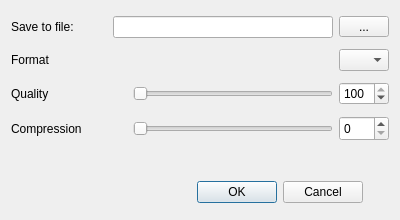
The window that src/forms/dialogexportimage.ui (socnetv/app) describes before a commit, drawn with Qt 5.
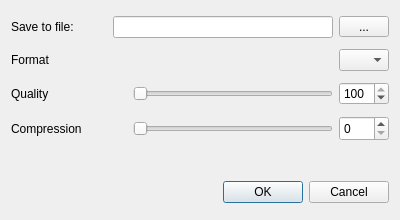
The same window after the commit.

```diff
--- a/src/forms/dialogexportimage.ui
+++ b/src/forms/dialogexportimage.ui
@@ -300,7 +300,7 @@
      </property>
     </spacer>
    </item>
-   <item row="5" column="0">
+   <item row="5" column="0" colspan="2">
     <widget class="QDialogButtonBox" name="buttonBox">
      <property name="orientation">
       <enum>Qt::Horizontal</enum>
```
Left out of the diff: 23 changed lines with no effect on the pictures.
